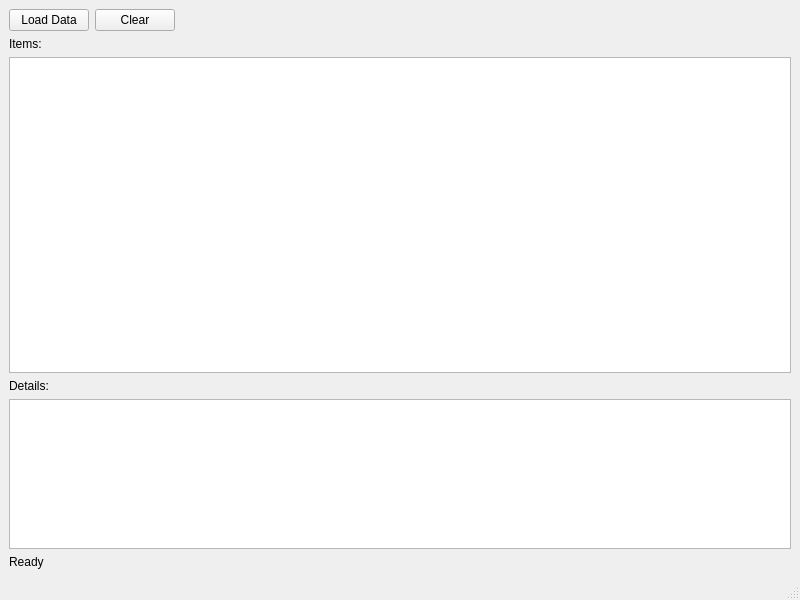
Above: src/views/ui/main_window.ui from L3Digital-Net/TextTools before the change. Below: the same form after it.
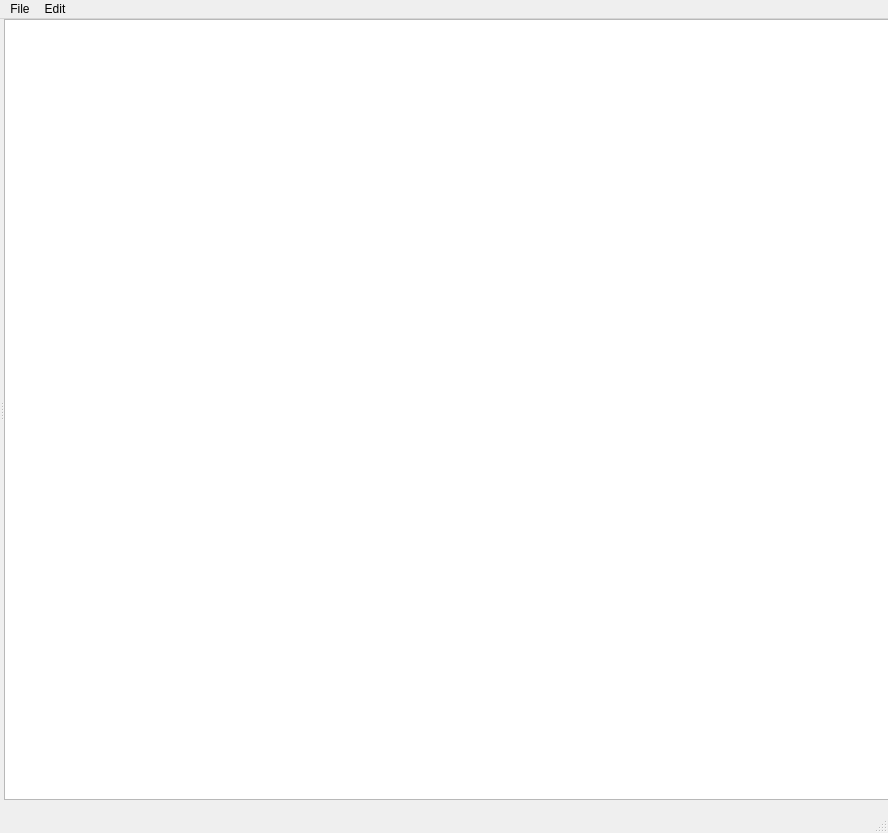
That is the form after the change.

Commit message: Refactor UI layout and enhance documentation

What changed in the file:
```diff
--- a/src/views/ui/main_window.ui
+++ b/src/views/ui/main_window.ui
@@ -6,113 +6,60 @@
    <rect>
     <x>0</x>
     <y>0</y>
-    <width>800</width>
-    <height>600</height>
+    <width>888</width>
+    <height>833</height>
    </rect>
   </property>
-  <property name="minimumSize">
-   <size>
-    <width>800</width>
-    <height>600</height>
-   </size>
-  </property>
   <property name="windowTitle">
    <string>Template Desktop Application</string>
   </property>
   <widget class="QWidget" name="centralwidget">
-   <layout class="QVBoxLayout" name="verticalLayout">
-    <item>
-     <layout class="QHBoxLayout" name="buttonLayout">
+   <widget class="QSplitter" name="splitter">
+    <property name="geometry">
+     <rect>
+      <x>0</x>
+      <y>0</y>
+      <width>891</width>
+      <height>781</height>
+     </rect>
+    </property>
+    <property name="orientation">
+     <enum>Qt::Orientation::Horizontal</enum>
+    </property>
+    <widget class="QWidget" name="horizontalLayoutWidget">
+     <layout class="QHBoxLayout" name="horizontalLayout"/>
+    </widget>
+    <widget class="QWidget" name="horizontalLayoutWidget_2">
+     <layout class="QHBoxLayout" name="horizontalLayout_2">
       <item>
-       <widget class="QPushButton" name="loadButton">
-        <property name="text">
-         <string>Load Data</string>
-        </property>
-        <property name="toolTip">
-         <string>Load data from service</string>
-        </property>
-       </widget>
-      </item>
-      <item>
-       <widget class="QPushButton" name="clearButton">
-        <property name="text">
-         <string>Clear</string>
-        </property>
-        <property name="toolTip">
-         <string>Clear all data</string>
-        </property>
-       </widget>
-      </item>
-      <item>
-       <spacer name="horizontalSpacer">
-        <property name="orientation">
-         <enum>Qt::Horizontal</enum>
-        </property>
-        <property name="sizeHint" stdset="0">
-         <size>
-          <width>40</width>
-          <height>20</height>
-         </size>
-        </property>
-       </spacer>
+       <widget class="QTextBrowser" name="textBrowser"/>
       </item>
      </layout>
-    </item>
-    <item>
-     <widget class="QLabel" name="listLabel">
-      <property name="text">
-       <string>Items:</string>
-      </property>
-     </widget>
-    </item>
-    <item>
-     <widget class="QListWidget" name="listWidget">
-      <property name="toolTip">
-       <string>Click an item to see details</string>
-      </property>
-     </widget>
-    </item>
-    <item>
-     <widget class="QLabel" name="detailsLabel">
-      <property name="text">
-       <string>Details:</string>
-      </property>
-     </widget>
-    </item>
-    <item>
-     <widget class="QTextEdit" name="detailsText">
-      <property name="maximumSize">
-       <size>
-        <width>16777215</width>
-        <height>150</height>
-       </size>
-      </property>
-      <property name="readOnly">
-       <bool>true</bool>
-      </property>
-     </widget>
-    </item>
-    <item>
-     <widget class="QLabel" name="statusLabel">
-      <property name="text">
-       <string>Ready</string>
-      </property>
-      <property name="alignment">
-       <set>Qt::AlignLeft|Qt::AlignVCenter</set>
-      </property>
-     </widget>
-    </item>
-   </layout>
+    </widget>
+   </widget>
   </widget>
   <widget class="QMenuBar" name="menubar">
    <property name="geometry">
     <rect>
      <x>0</x>
      <y>0</y>
-     <width>800</width>
-     <height>22</height>
+     <width>888</width>
+     <height>33</height>
     </rect>
    </property>
+   <widget class="QMenu" name="menuFile">
+    <property name="title">
+     <string>File</string>
+    </property>
+    <addaction name="actionQuit"/>
+   </widget>
+   <widget class="QMenu" name="menuEdit">
+    <property name="title">
+     <string>Edit</string>
+    </property>
+   </widget>
+   <addaction name="menuFile"/>
+   <addaction name="menuEdit"/>
   </widget>
   <widget class="QStatusBar" name="statusbar"/>
  </widget>
```
Left out of the diff: 7 changed lines with no effect on the pictures. The commit also changes 8 other files.
